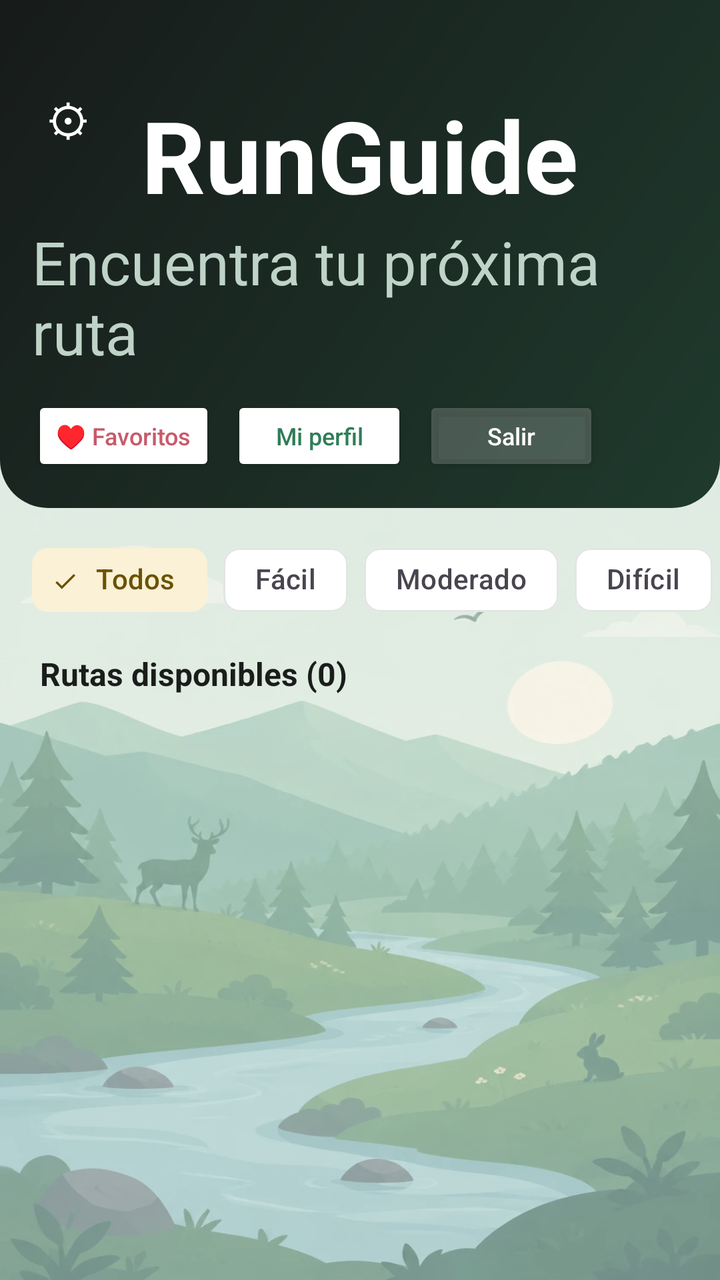
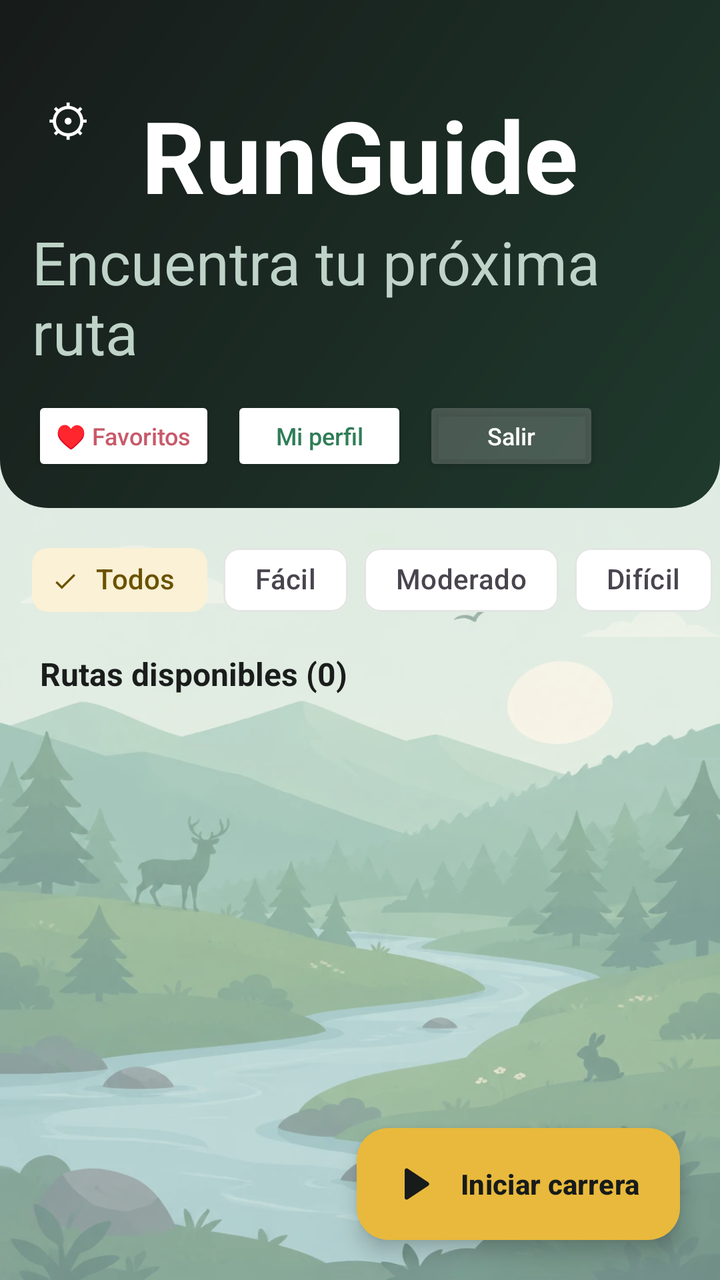

The first picture is an Android layout as it rendered before a commit; the second is the same layout after the commit. The layout source and the unified diff follow.
<!-- AndroidManifest.xml: application theme Theme.RunGuide -->
<!-- res/layout/activity_senderos.xml -->
<?xml version="1.0" encoding="utf-8"?>
<LinearLayout xmlns:android="http://schemas.android.com/apk/res/android"
    xmlns:app="http://schemas.android.com/apk/res-auto"
    android:layout_width="match_parent"
    android:layout_height="match_parent"
    android:orientation="vertical"
    android:background="@android:color/transparent">

    
    <FrameLayout
        android:layout_width="match_parent"
        android:layout_height="wrap_content">

    <LinearLayout
        android:layout_width="match_parent"
        android:layout_height="wrap_content"
        android:orientation="vertical"
        android:background="@drawable/bg_header"
        android:paddingTop="44dp"
        android:paddingBottom="16dp"
        android:paddingStart="16dp"
        android:paddingEnd="16dp">

        <TextView
            android:layout_width="wrap_content"
            android:layout_height="wrap_content"
            android:text="@string/runguide"
            android:textAlignment="center"
            android:layout_gravity="center"
            android:textColor="#FFFFFF"
            android:textSize="50sp"
            android:textStyle="bold" />

        <TextView
            android:layout_gravity="center"

            android:layout_width="wrap_content"
            android:layout_height="wrap_content"
            android:text="@string/encuentra_tu_proxima_ruta"
            android:textSize="30sp"
            android:textColor="#BFD3C8"
            android:layout_marginBottom="12dp" />

        <LinearLayout
            android:layout_width="match_parent"
            android:layout_height="wrap_content"
            android:orientation="horizontal"
            android:gravity="center_vertical">

            <Button
                android:id="@+id/btnFavoritos"
                android:layout_width="wrap_content"
                android:layout_height="40dp"
                android:text="@string/favoritos"
                android:textSize="12sp"
                android:textAllCaps="false"
                android:backgroundTint="#FFFFFF"
                android:textColor="@color/corazon"
                android:layout_marginEnd="8dp" />

            <Button
                android:id="@+id/btnDashboard"
                android:layout_width="wrap_content"
                android:layout_height="40dp"
                android:text="@string/mi_perfil"
                android:textSize="12sp"
                android:textAllCaps="false"
                android:backgroundTint="#FFFFFF"
                android:textColor="@color/verde_primario"
                android:layout_marginEnd="8dp" />

            <Button
                android:id="@+id/btnLogout"
                android:layout_width="wrap_content"
                android:layout_height="40dp"
                android:text="@string/salir"
                android:textSize="12sp"
                android:textAllCaps="false"
                android:backgroundTint="#33FFFFFF"
                android:textColor="#FFFFFF" />

        </LinearLayout>

        
        <HorizontalScrollView
            android:id="@+id/rowAdmin"
            android:layout_width="match_parent"
            android:layout_height="wrap_content"
            android:scrollbars="none"
            android:layout_marginTop="8dp"
            android:visibility="gone">

            <LinearLayout
                android:layout_width="wrap_content"
                android:layout_height="wrap_content"
                android:orientation="horizontal">

                <Button
                    android:id="@+id/btnNuevoSendero"
                    android:layout_width="wrap_content"
                    android:layout_height="40dp"
                    android:text="@string/nuevo_sendero_2"
                    android:textSize="12sp"
                    android:textAllCaps="false"
                    android:backgroundTint="@color/amarillo"
                    android:textColor="@color/negro_carbon"
                    android:layout_marginEnd="8dp" />

                <Button
                    android:id="@+id/btnUsuarios"
                    android:layout_width="wrap_content"
                    android:layout_height="40dp"
                    android:text="@string/usuarios"
                    android:textSize="12sp"
                    android:textAllCaps="false"
                    android:backgroundTint="#FFFFFF"
                    android:textColor="@color/verde_primario"
                    android:layout_marginEnd="8dp" />

                <Button
                    android:id="@+id/btnPredeterminados"
                    android:layout_width="wrap_content"
                    android:layout_height="40dp"
                    android:text="@string/predeterminados"
                    android:textSize="12sp"
                    android:textAllCaps="false"
                    android:backgroundTint="#33FFFFFF"
                    android:textColor="#FFFFFF" />
            </LinearLayout>

        </HorizontalScrollView>

    </LinearLayout>

        
        <Button
        android:id="@+id/btnAjustes"
        style="@style/Widget.Material3.Button.TextButton"
        android:layout_width="44dp"
        android:layout_height="40dp"
        android:layout_gravity="top|start"
        android:layout_marginTop="40dp"
        android:layout_marginStart="12dp"
        android:minWidth="0dp"
        android:padding="0dp"
        android:text="⚙"
        android:textSize="22sp"
        android:textColor="#FFFFFF"
        android:contentDescription="@string/ajustes" />


    </FrameLayout>

    
    <HorizontalScrollView
        android:layout_width="match_parent"
        android:layout_height="wrap_content"
        android:scrollbars="none"
        android:paddingTop="12dp">

        <com.google.android.material.chip.ChipGroup
            android:id="@+id/chipsDificultad"
            android:layout_width="wrap_content"
            android:layout_height="wrap_content"
            android:paddingStart="16dp"
            android:paddingEnd="16dp"
            app:singleSelection="true"
            app:selectionRequired="true"
            app:singleLine="true">

            <com.google.android.material.chip.Chip
                android:id="@+id/chipTodas"
                style="@style/Widget.Material3.Chip.Filter"
                android:layout_width="wrap_content"
                android:layout_height="wrap_content"
                android:text="@string/todos"
                android:checked="true" />

            <com.google.android.material.chip.Chip
                android:id="@+id/chipFacil"
                style="@style/Widget.Material3.Chip.Filter"
                android:layout_width="wrap_content"
                android:layout_height="wrap_content"
                android:text="@string/facil" />

            <com.google.android.material.chip.Chip
                android:id="@+id/chipModerada"
                style="@style/Widget.Material3.Chip.Filter"
                android:layout_width="wrap_content"
                android:layout_height="wrap_content"
                android:text="@string/moderado" />

            <com.google.android.material.chip.Chip
                android:id="@+id/chipDificil"
                style="@style/Widget.Material3.Chip.Filter"
                android:layout_width="wrap_content"
                android:layout_height="wrap_content"
                android:text="@string/dificil" />

        </com.google.android.material.chip.ChipGroup>
    </HorizontalScrollView>

    
    <TextView
        android:id="@+id/tvContador"
        android:layout_width="match_parent"
        android:layout_height="wrap_content"
        android:text="@string/rutas_disponibles_0"
        android:textSize="16sp"
        android:textStyle="bold"
        android:textColor="@color/texto_principal"
        android:paddingStart="20dp"
        android:paddingEnd="20dp"
        android:paddingTop="12dp"
        android:paddingBottom="4dp" />

    
    <LinearLayout
        android:id="@+id/estadoVacio"
        android:layout_width="match_parent"
        android:layout_height="wrap_content"
        android:orientation="vertical"
        android:gravity="center_horizontal"
        android:padding="32dp"
        android:visibility="gone">

        <TextView
            android:id="@+id/tvVacio"
            android:layout_width="wrap_content"
            android:layout_height="wrap_content"
            android:text="@string/sin_resultados"
            android:textSize="16sp"
            android:textColor="@color/texto_secundario" />

        <Button
            android:id="@+id/btnLimpiarFiltro"
            android:layout_width="wrap_content"
            android:layout_height="wrap_content"
            android:text="@string/limpiar_filtro"
            android:textAllCaps="false"
            android:backgroundTint="@color/verde_primario"
            android:textColor="#FFFFFF"
            android:layout_marginTop="12dp" />

    </LinearLayout>

    
    <androidx.recyclerview.widget.RecyclerView
        android:id="@+id/recyclerSenderos"
        android:layout_width="match_parent"
        android:layout_height="match_parent"
        android:clipToPadding="false"
        android:paddingBottom="16dp"
        android:layoutAnimation="@anim/layout_entrada" />

</LinearLayout>
<!-- resources referenced by this layout -->
<resources>
  <color name="amarillo">#E8B93C</color>
  <color name="corazon">#C85A6A</color>
  <color name="negro_carbon">#171B1A</color>
  <color name="texto_principal">#1A1D1C</color>
  <color name="texto_secundario">#6B7370</color>
  <color name="verde_primario">#2F7D57</color>
  <!-- drawable bg_header (drawable) -->
  <?xml version="1.0" encoding="utf-8"?>
  <shape xmlns:android="http://schemas.android.com/apk/res/android" android:shape="rectangle">
      <gradient
          android:angle="315"
          android:startColor="#171B1A"
          android:endColor="#1F3A2D" />
      <corners
          android:bottomLeftRadius="24dp"
          android:bottomRightRadius="24dp" />
  </shape>
  <string name="ajustes">Ajustes</string>
  <string name="dificil">Difícil</string>
  <string name="encuentra_tu_proxima_ruta">Encuentra tu próxima ruta</string>
  <string name="facil">Fácil</string>
  <string name="favoritos">♥ Favoritos</string>
  <string name="limpiar_filtro">Limpiar filtro</string>
  <string name="mi_perfil">Mi perfil</string>
  <string name="moderado">Moderado</string>
  <string name="nuevo_sendero_2">＋ Nuevo sendero</string>
  <string name="predeterminados">⭐ Predeterminados</string>
  <string name="runguide">RunGuide</string>
  <string name="rutas_disponibles_0">Rutas disponibles (0)</string>
  <string name="salir">Salir</string>
  <string name="sin_resultados">Sin resultados</string>
  <string name="todos">Todos</string>
  <string name="usuarios">👥 Usuarios</string>
  <style name="Theme.RunGuide" parent="Base.Theme.RunGuide" />
  <color name="white">#FFFFFFFF</color>
  <color name="verde_claro">#E7F0EA</color>
  <color name="verde_oscuro">#1F5A3F</color>
  <color name="amarillo_claro">#FAF1D6</color>
  <color name="amarillo_texto">#6B5200</color>
  <color name="borde">#E2E6E3</color>
  <color name="superficie">#FFFFFF</color>
  <color name="fondo_app">#F5F6F4</color>
  <!-- drawable fondo_app (drawable) -->
  <?xml version="1.0" encoding="utf-8"?>
  <layer-list xmlns:android="http://schemas.android.com/apk/res/android">
      <item android:drawable="@color/fondo_app" />
      <item>
          <bitmap
              android:src="@drawable/fondo_paisaje"
              android:gravity="fill" />
      </item>
      <item>
          <shape android:shape="rectangle">
              <solid android:color="@color/velo_fondo" />
          </shape>
      </item>
  </layer-list>
  <style name="Widget.RunGuide.Button" parent="Widget.Material3.Button">
          <item name="cornerRadius">12dp</item>
          <item name="android:textAllCaps">false</item>
          <item name="android:letterSpacing">0</item>
          <item name="android:textSize">14sp</item>
          <item name="android:stateListAnimator">@null</item>
      </style>
  <style name="ShapeAppearance.RunGuide.Small" parent="ShapeAppearance.Material3.SmallComponent">
          <item name="cornerFamily">rounded</item>
          <item name="cornerSize">12dp</item>
      </style>
  <style name="ShapeAppearance.RunGuide.Medium" parent="ShapeAppearance.Material3.MediumComponent">
          <item name="cornerFamily">rounded</item>
          <item name="cornerSize">18dp</item>
      </style>
  <color name="velo_fondo">#4DF5F6F4</color>
  <!-- unchanged entries left out for length: 2 -->
</resources>

<!-- the commit's change to res/layout/activity_senderos.xml (unified diff, before → after) -->
@@ -1,10 +1,14 @@
 <?xml version="1.0" encoding="utf-8"?>
-<LinearLayout xmlns:android="http://schemas.android.com/apk/res/android"
+<FrameLayout xmlns:android="http://schemas.android.com/apk/res/android"
     xmlns:app="http://schemas.android.com/apk/res-auto"
     android:layout_width="match_parent"
     android:layout_height="match_parent"
-    android:orientation="vertical"
     android:background="@android:color/transparent">
+
+<LinearLayout
+    android:layout_width="match_parent"
+    android:layout_height="match_parent"
+    android:orientation="vertical">
 
     
     <FrameLayout
@@ -250,7 +254,24 @@
         android:layout_width="match_parent"
         android:layout_height="match_parent"
         android:clipToPadding="false"
-        android:paddingBottom="16dp"
+        android:paddingBottom="96dp"
         android:layoutAnimation="@anim/layout_entrada" />
 
 </LinearLayout>
+
+    
+    <com.google.android.material.floatingactionbutton.ExtendedFloatingActionButton
+        android:id="@+id/btnIniciarCarrera"
+        android:layout_width="wrap_content"
+        android:layout_height="wrap_content"
+        android:layout_gravity="bottom|end"
+        android:layout_margin="20dp"
+        android:text="@string/iniciar_carrera"
+        android:textAllCaps="false"
+        android:textStyle="bold"
+        android:textColor="@color/negro_carbon"
+        app:icon="@drawable/ic_correr"
+        app:iconTint="@color/negro_carbon"
+        app:backgroundTint="@color/amarillo" />
+
+</FrameLayout>
<!-- resource entries referenced after the edit -->
@@ -17,11 +17,23 @@
           android:bottomLeftRadius="24dp"
           android:bottomRightRadius="24dp" />
   </shape>
+  <!-- drawable ic_correr (drawable) -->
+  <?xml version="1.0" encoding="utf-8"?>
+  <vector xmlns:android="http://schemas.android.com/apk/res/android"
+      android:width="24dp"
+      android:height="24dp"
+      android:viewportWidth="24"
+      android:viewportHeight="24">
+      <path
+          android:fillColor="#FF000000"
+          android:pathData="M8,5.14v13.72c0,0.79 0.87,1.27 1.54,0.84l10.29,-6.86c0.6,-0.4 0.6,-1.28 0,-1.68L9.54,4.3C8.87,3.87 8,4.35 8,5.14z" />
+  </vector>
   <string name="ajustes">Ajustes</string>
   <string name="dificil">Difícil</string>
   <string name="encuentra_tu_proxima_ruta">Encuentra tu próxima ruta</string>
   <string name="facil">Fácil</string>
   <string name="favoritos">♥ Favoritos</string>
+  <string name="iniciar_carrera">Iniciar carrera</string>
   <string name="limpiar_filtro">Limpiar filtro</string>
   <string name="mi_perfil">Mi perfil</string>
   <string name="moderado">Moderado</string>
